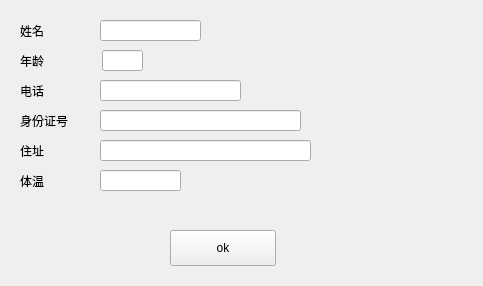
First picture: the form in client.ui, repository akikaede6/server, before the edit.
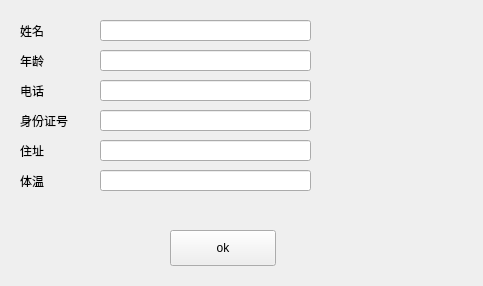
Second picture: the form after the edit.

```diff
--- a/client.ui
+++ b/client.ui
@@ -97,7 +97,7 @@
      <rect>
       <x>100</x>
       <y>20</y>
-      <width>101</width>
+      <width>211</width>
       <height>21</height>
      </rect>
     </property>
@@ -105,9 +105,9 @@
    <widget class="QLineEdit" name="age">
     <property name="geometry">
      <rect>
-      <x>102</x>
+      <x>100</x>
       <y>50</y>
-      <width>41</width>
+      <width>211</width>
       <height>21</height>
      </rect>
     </property>
@@ -117,7 +117,7 @@
      <rect>
       <x>100</x>
       <y>80</y>
-      <width>141</width>
+      <width>211</width>
       <height>21</height>
      </rect>
     </property>
@@ -127,7 +127,7 @@
      <rect>
       <x>100</x>
       <y>110</y>
-      <width>201</width>
+      <width>211</width>
       <height>21</height>
      </rect>
     </property>
@@ -147,7 +147,7 @@
      <rect>
       <x>100</x>
       <y>170</y>
-      <width>81</width>
+      <width>211</width>
       <height>21</height>
      </rect>
     </property>
@@ -168,15 +168,18 @@
    <widget class="QLabel" name="safe">
     <property name="geometry">
      <rect>
-      <x>370</x>
-      <y>30</y>
-      <width>63</width>
-      <height>22</height>
+      <x>330</x>
+      <y>11</y>
+      <width>141</width>
+      <height>41</height>
      </rect>
     </property>
     <property name="text">
      <string/>
     </property>
+    <property name="alignment">
+     <set>Qt::AlignCenter</set>
+    </property>
    </widget>
    <widget class="QWidget" name="verticalLayoutWidget">
     <property name="geometry">
```
